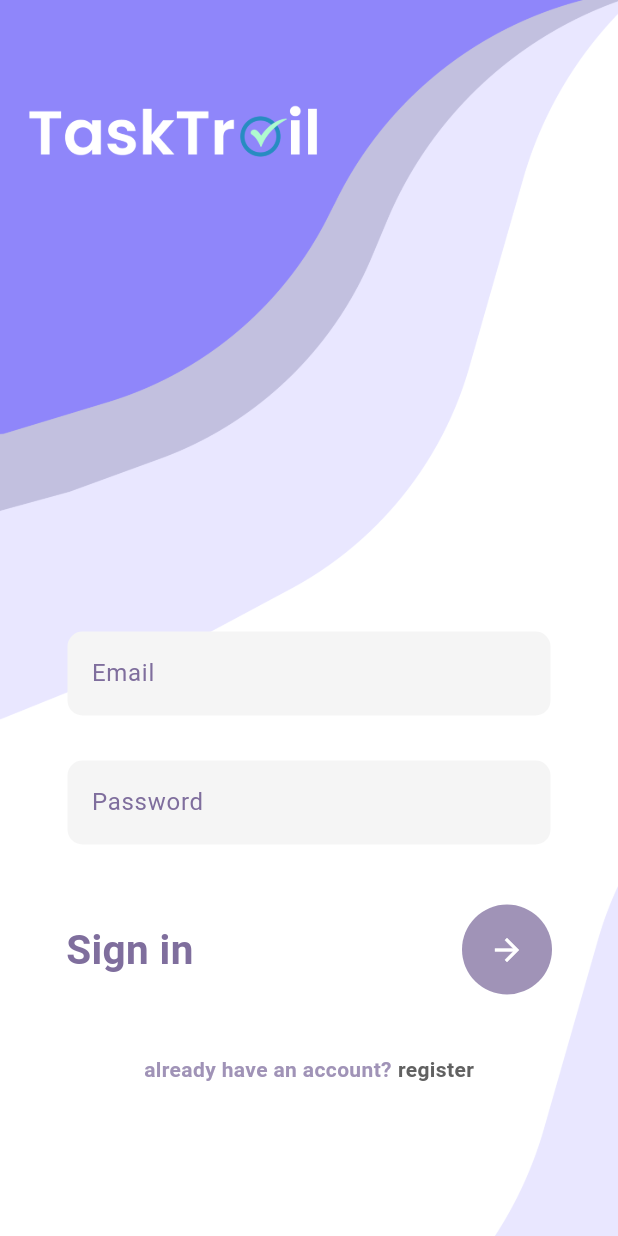
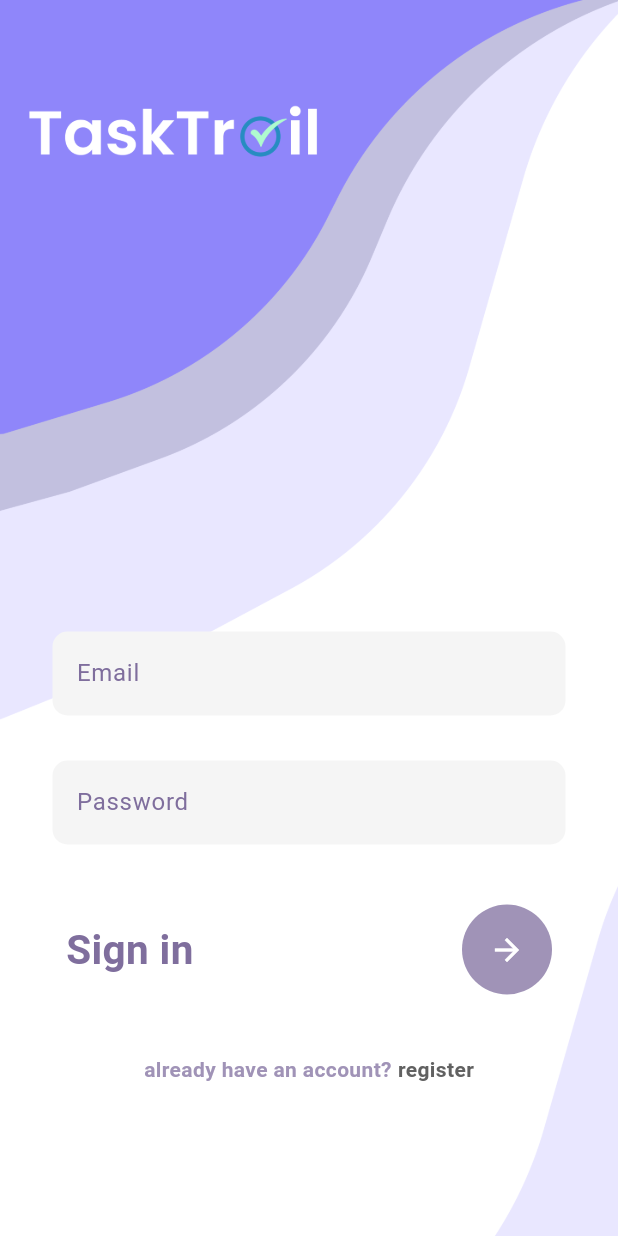
Before and after one commit to YashasHewage/tasktrail, a Flutter app: the screen it shows after launch, on a phone screen of 412 x 824 dp. Run offline on Flutter 3.47's test engine with Material 3 defaults, Android fonts, the phone set to English and light mode, and no system bars; our stand-ins replace cloud_firestore, firebase_auth, firebase_core, google_fonts; accounts and stored records are empty.

```diff
--- a/lib/components/my_textfeild.dart
+++ b/lib/components/my_textfeild.dart
@@ -15,7 +15,7 @@ class MyTextFeild extends StatelessWidget {
   @override
   Widget build(BuildContext context) {
     return Padding(
-      padding: const EdgeInsets.symmetric(horizontal: 10.0),
+      padding: const EdgeInsets.symmetric(horizontal: 0.0),
       child: TextField(
         controller: controller,
         obscureText: obscureText,
```
Also changed, not shown: assets/images/avatar2.png (added), assets/images/avatar3.png (added), assets/images/avatar4.png (added), assets/images/avatar5.png (added), assets/images/avatar6.png (added).
